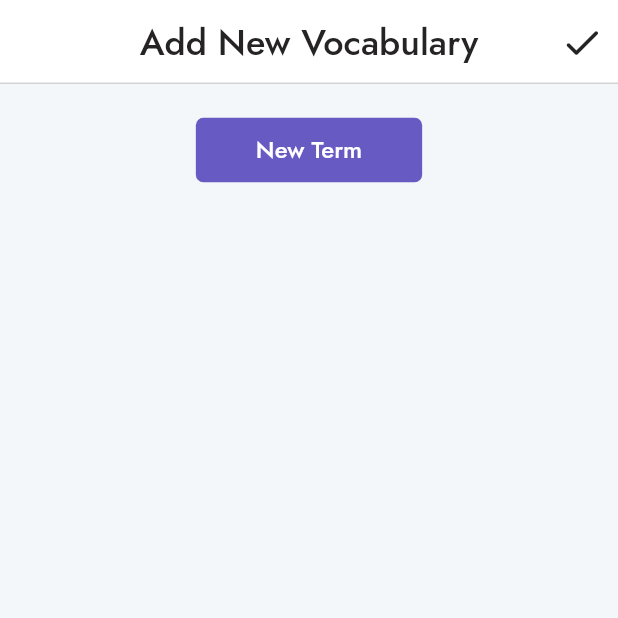
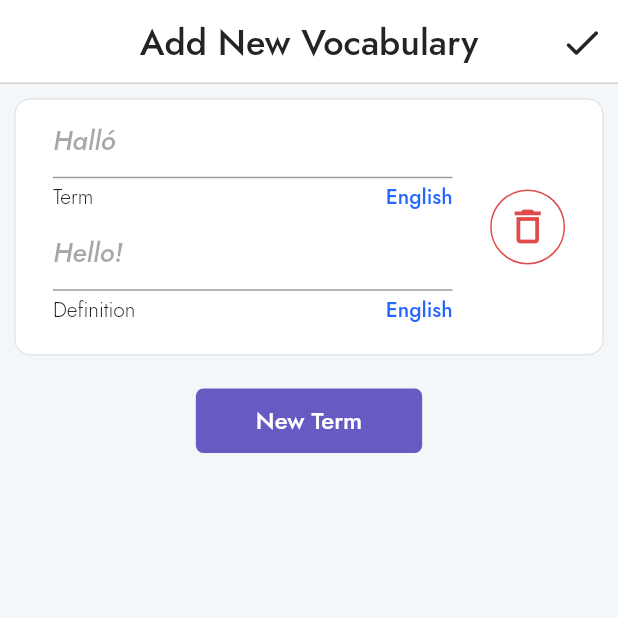
Before and after one commit to ElijahMSmith/Vocabulary-Trainer-App, a Flutter app: the Enter screen opened directly, on a phone screen of 412 x 824 dp, the top half of it. Run offline on Flutter 3.47's test engine with Material 2 defaults, Android fonts, the phone set to English and light mode, and no system bars; our stand-ins replace flutter_svg, logger.

Commit message:
Enter page bug fixes

```diff
--- a/analysis_options.yaml
+++ b/analysis_options.yaml
@@ -9,3 +9,6 @@ analyzer:
 linter:
   rules:
     constant_identifier_names: false
+    non_constant_identifier_names: false
+    avoid_print: false
+    curly_braces_in_flow_control_structures: false
--- a/lib/models/term.dart
+++ b/lib/models/term.dart
@@ -1,3 +1,5 @@
+import 'dart:math';
+
 class Term {
   static int ID_COUNTER = 0; /* TODO: Go to a better system */
 
@@ -75,6 +77,21 @@ class HintOption {
   final String definition;
 
   const HintOption({required this.term, required this.definition});
+
+  @override
+  String toString() {
+    return "\tHint: $term - $definition";
+  }
+}
+
+class TermWithHint {
+  final Term term;
+  final HintOption hint;
+
+  const TermWithHint(this.term, this.hint);
+  TermWithHint.blank()
+      : term = Term.blank(),
+        hint = allHints.elementAt(Random().nextInt(allHints.length));
 }
 
 final List<HintOption> allHints = [
--- a/lib/pages/enter.dart
+++ b/lib/pages/enter.dart
@@ -1,3 +1,4 @@
+import 'dart:async';
 import 'dart:math';
 
 import 'package:flutter/material.dart';
@@ -16,56 +17,70 @@ class Enter extends StatefulWidget {
 }
 
 class _EnterState extends State<Enter> {
-  final int ANIM_DURATION = 200;
+  final ScrollController _listScrollController = ScrollController();
+  final GlobalKey<AnimatedListState> listKey = GlobalKey<AnimatedListState>();
+  final int ANIM_DURATION = 350;
+  Logger logger = Logger();
 
-  final List<Term> _allTerms = [];
-  final List<HintOption> _hints = [];
+  final List<TermWithHint> _allTerms = [];
 
-  final GlobalKey<AnimatedListState> listKey = GlobalKey<AnimatedListState>();
-
-  Logger logger = Logger();
+  @override
+  void initState() {
+    super.initState();
+    _createTerm();
+  }
 
   void _handleSubmit() {
     for (var thisTerm in _allTerms) {
-      logger.i(thisTerm);
+      logger.i(thisTerm.term);
     }
   }
 
   void _deleteTerm(int id) {
     for (var i = 0; i < _allTerms.length; i++) {
-      Term thisTerm = _allTerms[i];
+      Term thisTerm = _allTerms[i].term;
       if (thisTerm.id == id) {
+        TermWithHint removed = _allTerms.removeAt(i);
         listKey.currentState?.removeItem(
           i,
-          (context, animation) => slidingItem(context, i, animation),
-          duration: Duration(milliseconds: ANIM_DURATION),
+          (context, animation) => slidingItem(context, removed, animation),
+          duration: Duration(milliseconds: (ANIM_DURATION / 2).floor()),
         );
-        setState(() {
-          _allTerms.removeAt(i);
-          _hints.removeAt(i);
-        });
         break;
       }
     }
   }
 
-// TODO: When I submit the terms all have updated values, but when we create/delete the cards lose their text
+  // TODO: When I delete a term, the terms below all lose their text (but still there if submitted)
+  // Is it possible build method is returning/finishing before the data is available? FutureBuilder doesn't really seem like what I need here.
+  // StackOverflow it
+
   void _createTerm() {
+    Term term = Term.blank();
+    HintOption hint = allHints.elementAt(Random().nextInt(allHints.length));
+    _allTerms.add(TermWithHint(term, hint));
     listKey.currentState?.insertItem(
-      0,
+      _allTerms.length - 1,
       duration: Duration(milliseconds: ANIM_DURATION),
     );
-    setState(() {
-      _allTerms.insert(0, Term.blank());
-      _hints.insert(0, allHints.elementAt(Random().nextInt(allHints.length)));
-    });
+    Timer(
+      Duration(milliseconds: ANIM_DURATION + 100),
+      () {
+        _listScrollController.animateTo(
+          _listScrollController.position.maxScrollExtent,
+          duration: const Duration(milliseconds: 300),
+          curve: Curves.ease,
+        );
+      },
+    );
   }
 
-  void _updateState() {
+  void _notifyStateUpdate() {
     setState(() {});
   }
 
-  Widget slidingItem(BuildContext context, int i, Animation<double> animation) {
+  Widget slidingItem(
+      BuildContext context, TermWithHint data, Animation<double> animation) {
     return SlideTransition(
       position: animation.drive(
         Tween<Offset>(
@@ -78,11 +93,10 @@ class _EnterState extends State<Enter> {
       child: TermInputCard(
         // TODO: This is throwing range error (valid value range is empty) when deleting last card in any size list
         // TODO: Animate cards shifting up and down as well (maybe a different Tween)
-        _allTerms[i],
+        data,
         onDelete: _deleteTerm,
-        afterUpdate: _updateState,
-        hintOption: _hints[i],
-        key: Key(_allTerms[i].id.toString()),
+        afterUpdate: _notifyStateUpdate,
+        key: Key(data.term.id.toString()),
       ),
     );
   }
@@ -102,24 +116,25 @@ class _EnterState extends State<Enter> {
         ),
       ),
       body: SingleChildScrollView(
-        child: Center(
+        controller: _listScrollController,
         child: Column(
           mainAxisAlignment: MainAxisAlignment.start,
           crossAxisAlignment: CrossAxisAlignment.center,
           children: [
             AnimatedList(
+              physics: const NeverScrollableScrollPhysics(),
               key: listKey,
-                initialItemCount: 0,
+              initialItemCount: _allTerms.length,
               itemBuilder: (context, index, animation) {
-                  return slidingItem(context, index, animation);
+                return slidingItem(context, _allTerms[index], animation);
               },
               scrollDirection: Axis.vertical,
               shrinkWrap: true,
             ),
             const SizedBox(height: 20),
             AddButton(onPressed: _createTerm, text: "New Term"),
+            const SizedBox(height: 20),
           ],
-          ),
         ),
       ),
       backgroundColor: ThemeColors.accent,
--- a/lib/widgets/enter/term_input_card.dart
+++ b/lib/widgets/enter/term_input_card.dart
@@ -3,17 +3,14 @@ import 'package:vocab_trainer_app/misc/colors.dart';
 import 'package:vocab_trainer_app/models/term.dart';
 
 class TermInputCard extends StatelessWidget {
-  final HintOption hintOption;
-
   final void Function(int) onDelete;
   final void Function() afterUpdate;
-  final Term _data;
+  final TermWithHint _data;
 
   const TermInputCard(
     this._data, {
     required this.onDelete,
     required this.afterUpdate,
-    required this.hintOption,
     required super.key,
   });
 
@@ -31,7 +28,7 @@ class TermInputCard extends StatelessWidget {
             onChanged: onChangeItem,
             decoration: InputDecoration(
               hintText:
-                  label == "Term" ? hintOption.term : hintOption.definition,
+                  label == "Term" ? _data.hint.term : _data.hint.definition,
               hintStyle: TextStyle(
                   color: ThemeColors.black.withOpacity(.4),
                   fontSize: 18,
@@ -74,6 +71,7 @@ class TermInputCard extends StatelessWidget {
 
   @override
   Widget build(BuildContext context) {
+    Term termObj = _data.term;
     return Container(
       margin: const EdgeInsets.fromLTRB(10, 10, 10, 0),
       decoration: BoxDecoration(
@@ -94,29 +92,29 @@ class TermInputCard extends StatelessWidget {
               child: Column(
                 children: [
                   buildInputLine(
-                    current: _data.term.item,
+                    current: termObj.term.item,
                     label: "Term",
-                    language: _data.term.language,
+                    language: termObj.term.language,
                     onChangeItem: (newText) {
-                      _data.term.item = newText;
+                      termObj.term.item = newText;
                       afterUpdate();
                       // This seems bad but the best I can think of right now
                     },
                     onChangeLanguage: (newLanguage) {
-                      _data.term.language = newLanguage;
+                      termObj.term.language = newLanguage;
                       afterUpdate();
                     },
                   ),
                   buildInputLine(
-                    current: _data.definition.item,
+                    current: termObj.definition.item,
                     label: "Definition",
-                    language: _data.definition.language,
+                    language: termObj.definition.language,
                     onChangeItem: (newText) {
-                      _data.definition.item = newText;
+                      termObj.definition.item = newText;
                       afterUpdate();
                     },
                     onChangeLanguage: (newLanguage) {
-                      _data.definition.language = newLanguage;
+                      termObj.definition.language = newLanguage;
                       afterUpdate();
                     },
                   ),
@@ -131,7 +129,7 @@ class TermInputCard extends StatelessWidget {
             ),
             margin: const EdgeInsets.only(left: 25, right: 25),
             child: IconButton(
-              onPressed: () => onDelete(_data.id),
+              onPressed: () => onDelete(termObj.id),
               icon: const Icon(
                 Icons.delete_outline,
                 size: 30,
```
Lines whose indentation alone changed are shown as unchanged.
